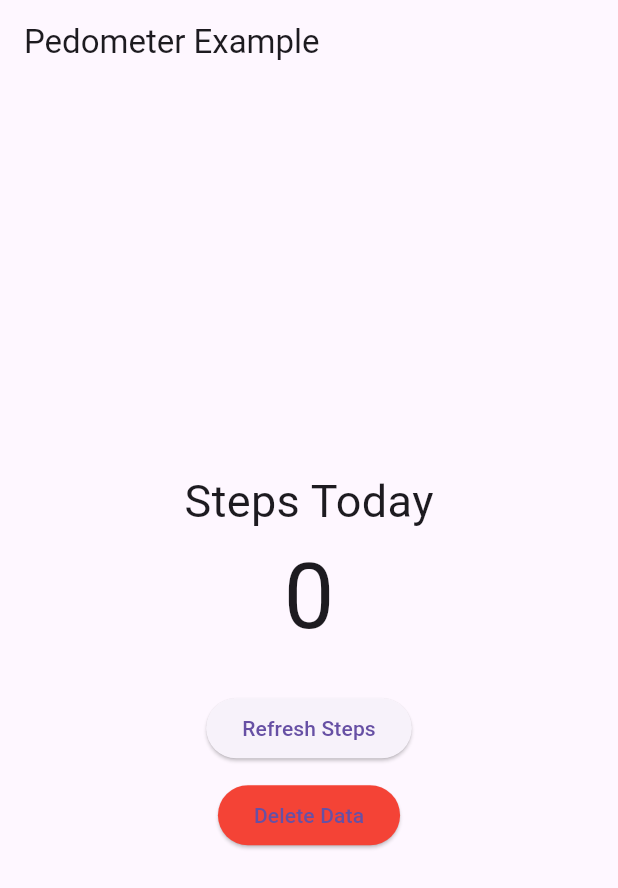
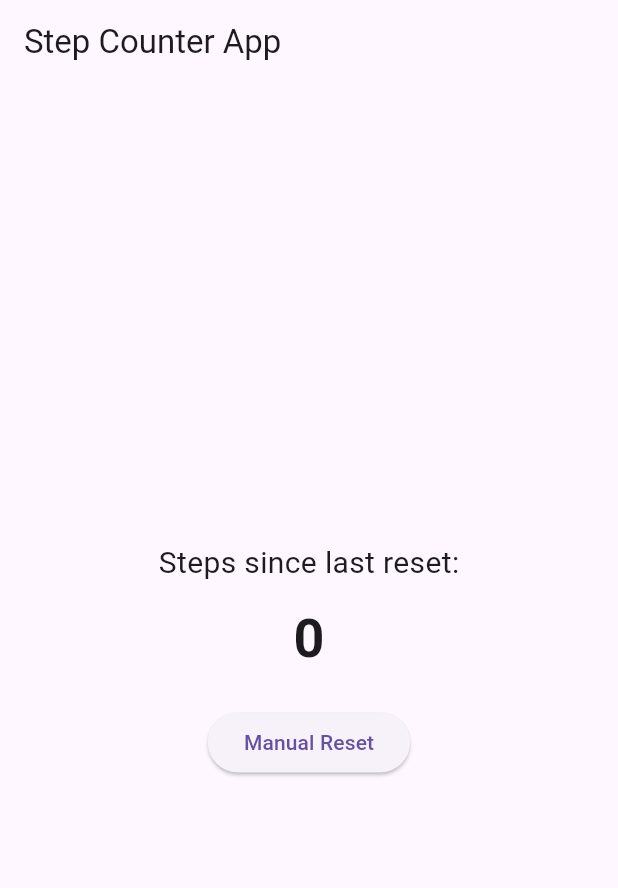
Before and after one commit to EHTESHAMURRAHMAN/Fitness_Testing, a Flutter app: the screen it shows after launch, on a phone screen of 412 x 824 dp. Shown: the top 888 px of the screen. Run offline on Flutter 3.47's test engine with Material 3 defaults, Android fonts, the phone set to English and light mode, and no system bars; our stand-ins replace pedometer, shared_preferences.

```diff
--- a/lib/main.dart
+++ b/lib/main.dart
@@ -1,133 +1,63 @@
 import 'package:flutter/material.dart';
-import 'dart:async';
-import 'package:pedometer/pedometer.dart';
-import 'package:permission_handler/permission_handler.dart';
-import 'package:shared_preferences/shared_preferences.dart';
+import 'package:flutter_fitness/model.dart';
 
 void main() {
   runApp(MyApp());
 }
 
 class MyApp extends StatefulWidget {
+  const MyApp({super.key});
+
   @override
   _MyAppState createState() => _MyAppState();
 }
 
 class _MyAppState extends State<MyApp> {
-  late Stream<StepCount> _stepCountStream;
-  int _currentSteps = 0;
-  String _steps = '0';
-  String _lastSavedDate = '';
+  final PedometerService pedometerService = PedometerService();
 
   @override
   void initState() {
     super.initState();
-    initPlatformState();
+    pedometerService.initializePedometer();
   }
 
-  void onStepCount(StepCount event) {
-    _currentSteps = event.steps;
-    _updateStepsData();
-  }
-
-  Future<void> _updateStepsData() async {
-    SharedPreferences prefs = await SharedPreferences.getInstance();
-    String today = DateTime.now().toIso8601String().substring(0, 10);
-    String? lastDate = prefs.getString('lastSavedDate');
-
-    if (lastDate == null || lastDate != today) {
-      if (lastDate != null) {
-        await prefs.setInt('steps_$lastDate', _currentSteps);
-      }
-      await prefs.setString('lastSavedDate', today);
-      _currentSteps = 0;
-    }
-
-    await prefs.setInt('steps_$today', _currentSteps);
-    setState(() {
-      _steps = _currentSteps.toString();
-    });
-  }
-
-  Future<int> getStepsFromSharedPreferences() async {
-    SharedPreferences prefs = await SharedPreferences.getInstance();
-    String today = DateTime.now().toIso8601String().substring(0, 10);
-    int steps = prefs.getInt('steps_$today') ?? 0;
-    return steps;
-  }
-
-  Future<void> initPlatformState() async {
-    bool granted = await _checkActivityRecognitionPermission();
-    if (!granted) {
-      return;
-    }
-
-    _stepCountStream = Pedometer.stepCountStream;
-    _stepCountStream.listen(onStepCount);
-  }
-
-  Future<bool> _checkActivityRecognitionPermission() async {
-    bool granted = await Permission.activityRecognition.isGranted;
-    if (!granted) {
-      granted = await Permission.activityRecognition.request() ==
-          PermissionStatus.granted;
-    }
-    return granted;
-  }
-
-  Future<void> _refreshData() async {
-    setState(() {
-      _currentSteps = 0;
-      _steps = '0';
-    });
-    await getStepsFromSharedPreferences();
-  }
-
-  Future<void> _deleteData() async {
-    SharedPreferences prefs = await SharedPreferences.getInstance();
-    String today = DateTime.now().toIso8601String().substring(0, 10);
-
-    await prefs.remove('steps_$today'); // Remove today's steps
-    await prefs.remove('lastSavedDate'); // Remove last saved date
-    setState(() {
-      _steps = '0'; // Reset displayed steps
-    });
-    print('Data deleted for today: $today');
+  @override
+  void dispose() {
+    pedometerService.dispose();
+    super.dispose();
   }
 
   @override
   Widget build(BuildContext context) {
     return MaterialApp(
-        home: Scaffold(
-            appBar: AppBar(title: const Text('Pedometer Example')),
-            body: Center(
-                child: FutureBuilder<int>(
-                    future: getStepsFromSharedPreferences(),
-                    builder: (context, snapshot) {
-                      if (snapshot.connectionState == ConnectionState.waiting) {
-                        return const CircularProgressIndicator();
-                      } else if (snapshot.hasError) {
-                        return Text('Error: ${snapshot.error}');
-                      } else {
-                        return Column(
-                            mainAxisAlignment: MainAxisAlignment.center,
-                            children: <Widget>[
-                              const Text('Steps Today',
-                                  style: TextStyle(fontSize: 30)),
-                              Text(snapshot.data.toString(),
-                                  style: const TextStyle(fontSize: 60)),
-                              const SizedBox(height: 20),
-                              ElevatedButton(
-                                  onPressed: _refreshData,
-                                  child: const Text('Refresh Steps')),
-                              const SizedBox(height: 10),
-                              ElevatedButton(
-                                  onPressed: _deleteData,
-                                  child: const Text('Delete Data'),
-                                  style: ElevatedButton.styleFrom(
-                                      backgroundColor: Colors.red))
-                            ]);
-                      }
-                    }))));
+      home: Scaffold(
+        appBar: AppBar(title: const Text("Step Counter App")),
+        body: Center(
+          child: Column(
+            mainAxisAlignment: MainAxisAlignment.center,
+            children: [
+              const Text("Steps since last reset:",
+                  style: TextStyle(fontSize: 20)),
+              const SizedBox(height: 10),
+              ValueListenableBuilder<int>(
+                valueListenable: pedometerService.stepsSinceLastReset,
+                builder: (context, steps, child) {
+                  return Text(
+                    steps.toString(),
+                    style: const TextStyle(
+                        fontSize: 36, fontWeight: FontWeight.bold),
+                  );
+                },
+              ),
+              const SizedBox(height: 20),
+              ElevatedButton(
+                onPressed: () => pedometerService.resetStepCounter(),
+                child: const Text("Manual Reset"),
+              ),
+            ],
+          ),
+        ),
+      ),
+    );
   }
 }
--- /dev/null
+++ b/lib/model.dart
@@ -0,0 +1,52 @@
+import 'dart:async';
+import 'package:flutter/foundation.dart';
+import 'package:pedometer/pedometer.dart';
+import 'package:shared_preferences/shared_preferences.dart';
+
+class PedometerService {
+  int baselineStepCount = 0;
+  int currentStepCount = 0;
+  Timer? resetTimer;
+
+  ValueNotifier<int> stepsSinceLastReset = ValueNotifier(0);
+
+  Future<void> initializePedometer() async {
+    SharedPreferences prefs = await SharedPreferences.getInstance();
+
+    baselineStepCount = prefs.getInt('baselineStepCount') ?? 0;
+
+    Pedometer.stepCountStream.listen(
+      (StepCount stepCount) {
+        currentStepCount = stepCount.steps;
+        stepsSinceLastReset.value = currentStepCount - baselineStepCount;
+      },
+      onError: (error) {
+        print("Pedometer error: $error");
+      },
+    );
+
+    startResetTimer();
+  }
+
+  void startResetTimer() {
+    resetTimer?.cancel();
+    resetTimer = Timer.periodic(Duration(minutes: 5), (timer) async {
+      await resetStepCounter();
+    });
+  }
+
+  // Manual reset function to reset the baseline step count
+  Future<void> resetStepCounter() async {
+    SharedPreferences prefs = await SharedPreferences.getInstance();
+    baselineStepCount = currentStepCount;
+    await prefs.setInt('baselineStepCount', baselineStepCount);
+    stepsSinceLastReset.value = 0; // Reset the displayed steps
+    print("5-minute reset. New baseline: $baselineStepCount");
+  }
+
+  // Call this method when you want to stop the timer, e.g., on app exit
+  void dispose() {
+    resetTimer?.cancel();
+    stepsSinceLastReset.dispose();
+  }
+}
```
Also changed, not shown: lib/History.dart (deleted).
